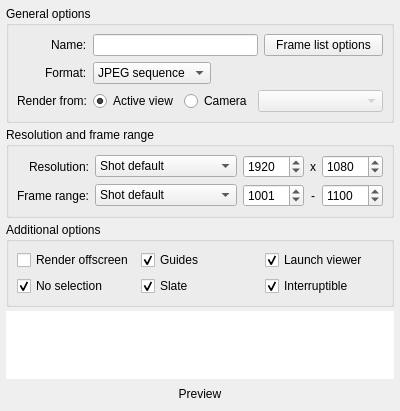
mjbonnington/icarus-gps, file core/ui/gpsPreview_ui.ui: the form before one commit.
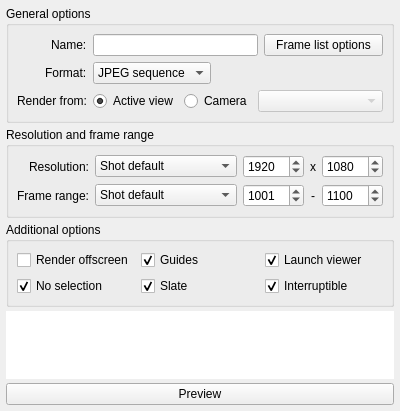
The form after the commit. Icons and pictures are not drawn.

Patch:
```diff
--- a/core/ui/gpsPreview_ui.ui
+++ b/core/ui/gpsPreview_ui.ui
@@ -634,7 +634,7 @@
        </size>
       </property>
       <property name="flat">
-       <bool>true</bool>
+       <bool>false</bool>
       </property>
      </widget>
     </item>
```
Left out of the diff: 6 changed lines with no effect on the pictures.
